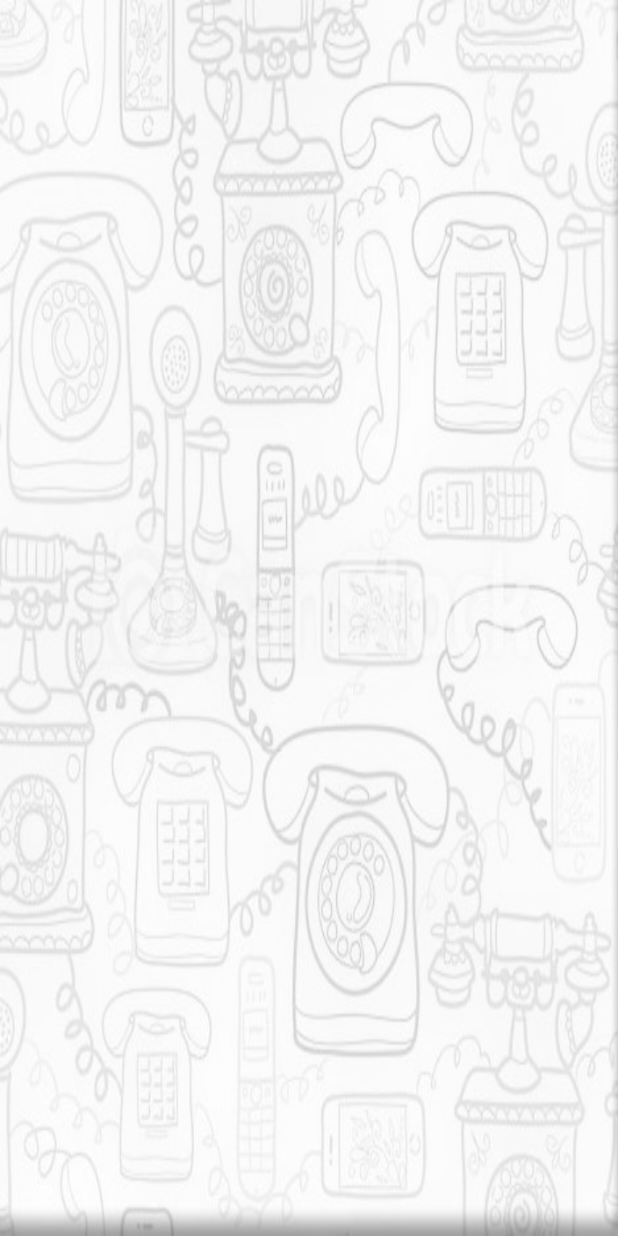
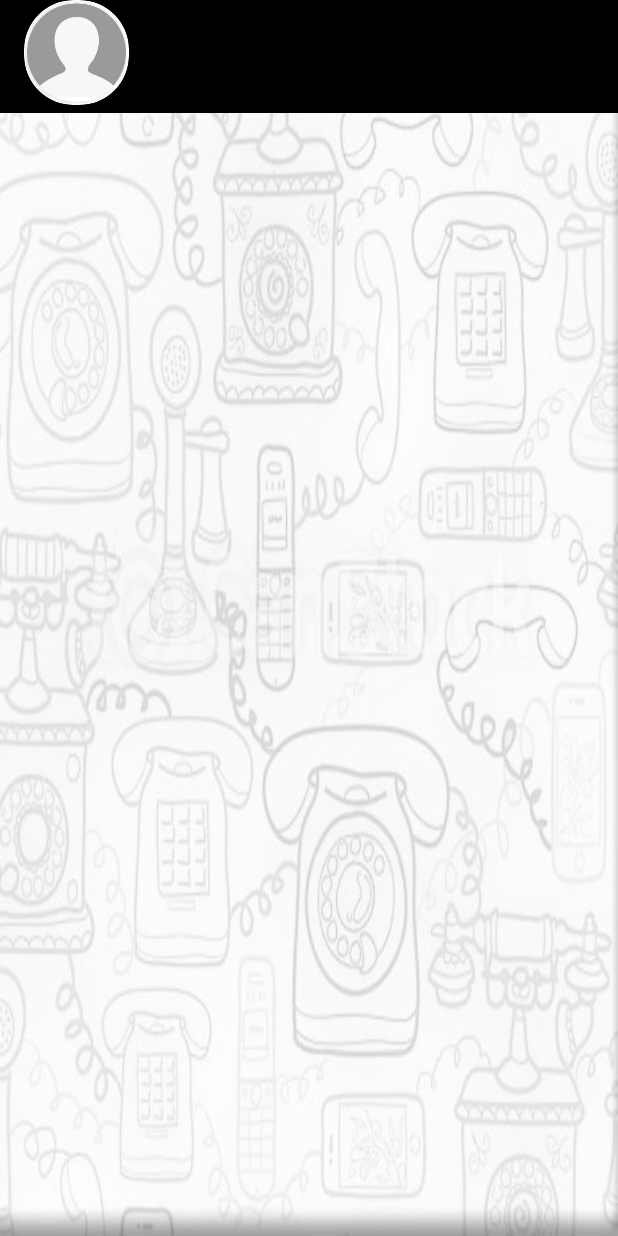
Before and after one commit to RoyIdan/RoyIdanProject, an Android app: the TestingActivity screen opened directly, with no data from a screen before it, on a phone screen of 412 x 824 dp. Run offline under Robolectric (Android 15) with nearby library versions, the phone set to English and light mode, and no system bars; our stand-ins replace Room's generated code; Roboto replaces fonts that are not available here.

Commit message:
13/3 Added toolbar.

```diff
--- a/app/src/main/java/com/example/royidanproject/DatabaseFolder/OrdersDao.java
+++ b/app/src/main/java/com/example/royidanproject/DatabaseFolder/OrdersDao.java
@@ -30,6 +30,14 @@ public interface OrdersDao {
     @Query("SELECT * FROM tblOrders WHERE customerId = :customerId LIMIT 1")
     Order hasAny(long customerId);
 
+    @Query("SELECT CASE WHEN EXISTS (" +
+            "SELECT *" +
+            "FROM [tblOrders]" +
+            ")" +
+            "THEN CAST(1 AS BIT)" +
+            "ELSE CAST(0 AS BIT) END")
+    boolean hasAny();
+
     @Query("SELECT * FROM tblOrders WHERE creditCardId = :cardId LIMIT 1")
     Order hasAnyCard(long cardId);
 
--- a/app/src/main/java/com/example/royidanproject/MainActivity.java
+++ b/app/src/main/java/com/example/royidanproject/MainActivity.java
@@ -2,6 +2,7 @@ package com.example.royidanproject;
 
 import androidx.annotation.NonNull;
 import androidx.appcompat.app.AppCompatActivity;
+import androidx.appcompat.widget.Toolbar;
 import androidx.core.app.ActivityCompat;
 import androidx.core.content.ContextCompat;
 
@@ -24,6 +25,7 @@ import com.example.royidanproject.Application.RoyIdanProject;
 import com.example.royidanproject.BroadcastReceivers.BatteryReceiver;
 import com.example.royidanproject.DatabaseFolder.AppDatabase;
 import com.example.royidanproject.Services.MusicService;
+import com.example.royidanproject.Utility.ToolbarManager;
 import com.example.royidanproject.Utility.UserImages;
 import com.example.royidanproject.Utility.Dialogs;
 
@@ -86,6 +88,9 @@ public class MainActivity extends AppCompatActivity {
                 startActivity(new Intent(MainActivity.this, app.firstActivity));
             }
         }
+
+        Toolbar toolbar = findViewById(R.id.toolbar);
+        new ToolbarManager(MainActivity.this, toolbar);
 
         sp = getSharedPreferences(SP_NAME, 0);
         editor = sp.edit();
--- a/app/src/main/java/com/example/royidanproject/TestingActivity.java
+++ b/app/src/main/java/com/example/royidanproject/TestingActivity.java
@@ -1,33 +1,26 @@
 package com.example.royidanproject;
 
-import androidx.annotation.NonNull;
-import androidx.appcompat.app.ActionBar;
 import androidx.appcompat.app.AppCompatActivity;
 
+import android.content.Intent;
 import android.content.SharedPreferences;
-import android.content.res.Resources;
 import android.os.Bundle;
-import android.os.Handler;
-import android.os.Looper;
-import android.os.Message;
-import android.util.DisplayMetrics;
-import android.util.TypedValue;
-import android.view.LayoutInflater;
+import android.view.MenuInflater;
+import android.view.MenuItem;
 import android.view.View;
 import android.widget.ImageView;
 import android.widget.LinearLayout;
+import android.widget.PopupMenu;
 import android.widget.TextView;
+import android.widget.Toast;
+
 import androidx.appcompat.widget.Toolbar;
 
 
 import com.example.royidanproject.DatabaseFolder.AppDatabase;
 import com.example.royidanproject.DatabaseFolder.Users;
-import com.example.royidanproject.Threads.TestingThread;
-import com.example.royidanproject.Utility.CommonMethods;
-import com.example.royidanproject.Utility.HorizontalMoving;
+import com.example.royidanproject.Utility.ToolbarManager;
 import com.example.royidanproject.Utility.UserImages;
-
-import java.util.Date;
 
 import static com.example.royidanproject.MainActivity.SP_NAME;
 
@@ -40,6 +33,8 @@ public class TestingActivity extends AppCompatActivity {
     LinearLayout ll;
     LinearLayout ll2;
     LinearLayout llRoot;
+    Toolbar toolbar;
+    ImageView ivPhoto;
 
 
     @Override
@@ -53,19 +48,9 @@ public class TestingActivity extends AppCompatActivity {
 
         llRoot = findViewById(R.id.llRoot);
 
-        Toolbar toolbar = findViewById(R.id.toolbar);
-        ImageView ivPhoto = findViewById(R.id.ivPhoto);
-        TextView tvCartItems = findViewById(R.id.tvCartItems);
-        long userId = sp.getLong("id", 0);
-        if (userId != 0) {
-            Users user = db.usersDao().getUserById(userId);
-            ivPhoto.setImageURI(UserImages.getImage(user.getUserPhoto(), this));
-            tvCartItems.setText("" + db.cartDetailsDao().countByUserId(userId));
-        }
-        setSupportActionBar(toolbar);
+        toolbar = findViewById(R.id.toolbar);
 
-
-
+        ToolbarManager toolbarManager = new ToolbarManager(TestingActivity.this, toolbar);
     }
 
 }
--- a/app/src/main/res/layout/activity_testing.xml
+++ b/app/src/main/res/layout/activity_testing.xml
@@ -10,7 +10,7 @@
     android:orientation="vertical"
     android:id="@+id/llRoot">
 
-
+    <include layout="@layout/custom_toolbar" />
 
 
 </LinearLayout>
--- a/app/src/main/res/layout/custom_toolbar.xml
+++ b/app/src/main/res/layout/custom_toolbar.xml
@@ -1,5 +1,5 @@
 <?xml version="1.0" encoding="utf-8"?>
-<Toolbar
+<androidx.appcompat.widget.Toolbar
     xmlns:android="http://schemas.android.com/apk/res/android"
     xmlns:app="http://schemas.android.com/apk/res-auto"
     android:orientation="vertical"
@@ -57,7 +57,8 @@
 
         <RelativeLayout
             android:layout_width="wrap_content"
-            android:layout_height="wrap_content">
+            android:layout_height="wrap_content"
+            android:id="@+id/rlCartAndCountHolder">
 
             <LinearLayout
                 android:layout_width="70dp"
@@ -109,4 +110,4 @@
 
     </LinearLayout>
 
-</Toolbar>
+</androidx.appcompat.widget.Toolbar>
--- /dev/null
+++ b/app/src/main/res/menu/menu_guest.xml
@@ -0,0 +1,21 @@
+<?xml version="1.0" encoding="utf-8"?>
+<menu xmlns:android="http://schemas.android.com/apk/res/android"
+    xmlns:app="http://schemas.android.com/apk/res-auto">
+
+    <item
+        android:id="@+id/menu_register"
+        android:title="הרשמה"
+        android:orderInCategory="10"
+        app:showAsAction="never" />
+
+    <item
+        android:id="@+id/menu_login"
+        android:title="התחבר"
+        android:orderInCategory="10"
+        app:showAsAction="never" />
+
+
+
+
+
+</menu>
--- /dev/null
+++ b/app/src/main/res/menu/menu_user.xml
@@ -0,0 +1,32 @@
+<?xml version="1.0" encoding="utf-8"?>
+<menu xmlns:android="http://schemas.android.com/apk/res/android"
+    xmlns:app="http://schemas.android.com/apk/res-auto">
+
+    <item
+        android:id="@+id/menu_user_screen"
+        android:title="דף משתמש"
+        android:orderInCategory="10"
+        app:showAsAction="never" />
+
+    <item
+        android:id="@+id/menu_logout"
+        android:title="התנתק"
+        android:orderInCategory="10"
+        app:showAsAction="never" />
+
+    <item
+        android:id="@+id/menu_order_history"
+        android:title="היסטוריית הזמנות"
+        android:orderInCategory="10"
+        app:showAsAction="never" />
+
+    <item
+        android:id="@+id/menu_cards"
+        android:title="כרטיסי אשראי"
+        android:orderInCategory="10"
+        app:showAsAction="never" />
+
+
+
+
+</menu>
```
Also changed, not shown: app/src/main/java/com/example/royidanproject/Utility/ToolbarManager.java (added, +158 -0 lines), app/src/main/java/com/example/royidanproject/Utility/Validator.java (+11 -1 lines).
